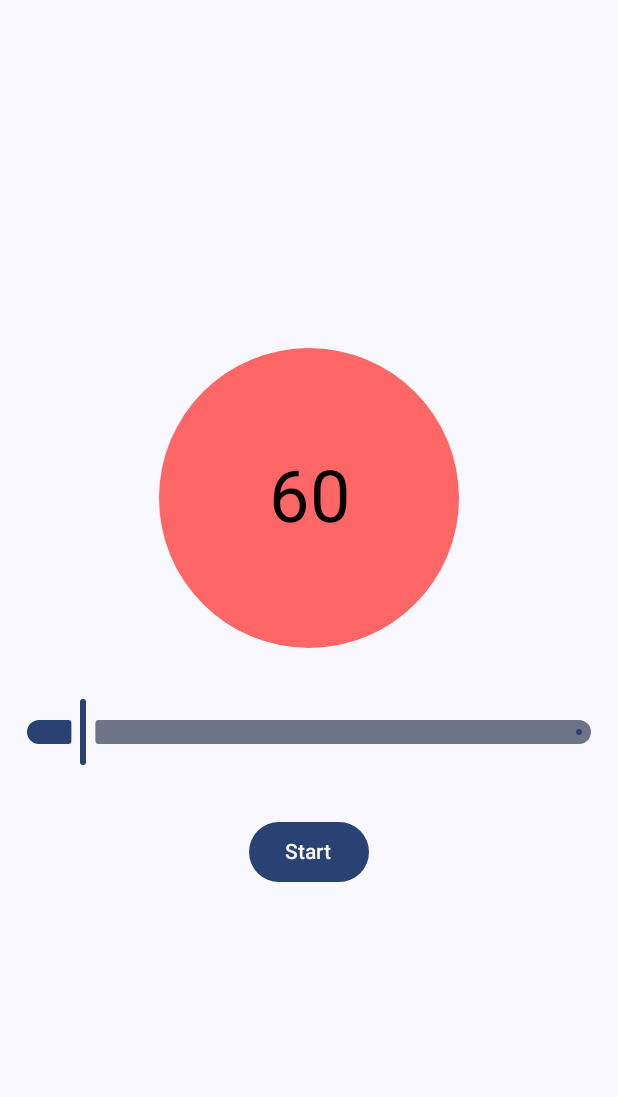
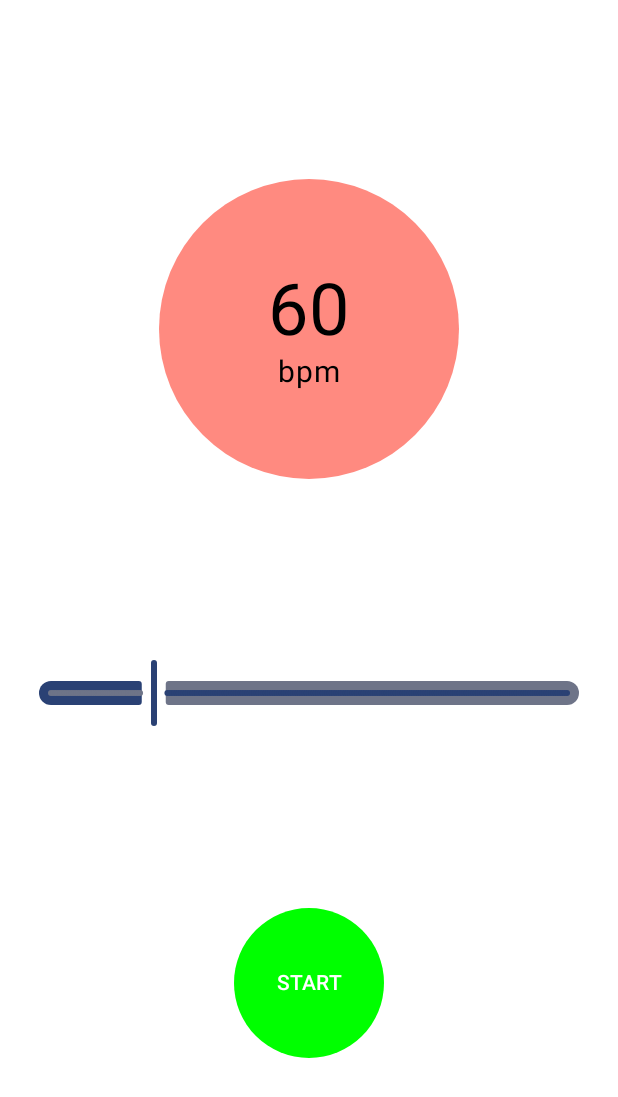
Before and after one commit to domza47/Struna, an Android app built with Jetpack Compose: the composable MetronomScreen shown on its own in the app's theme, on a phone screen of 412 x 824 dp. Shown: the top 1097 px of the screen. Run offline under Robolectric (Android 15) with nearby library versions, the phone set to English and light mode, and no system bars.

Commit message:
Slike akorda, popravljen metronom

```diff
--- a/app/src/main/java/com/example/struna/MetronomScreen.kt
+++ b/app/src/main/java/com/example/struna/MetronomScreen.kt
@@ -1,9 +1,7 @@
 package com.example.struna
 
-import android.content.Context
-import android.media.MediaPlayer
-import android.os.Handler
-import android.os.Looper
+import android.media.AudioAttributes
+import android.media.SoundPool
 import androidx.compose.foundation.background
 import androidx.compose.foundation.layout.*
 import androidx.compose.foundation.shape.CircleShape
@@ -17,60 +15,101 @@ import androidx.compose.ui.text.style.TextAlign
 import androidx.compose.ui.unit.dp
 import androidx.compose.ui.unit.sp
 import kotlinx.coroutines.delay
+import kotlinx.coroutines.isActive
 
 @Composable
 fun MetronomScreen() {
     val context = LocalContext.current
     var bpm by remember { mutableStateOf(60f) }
-    var isPlaying by remember { mutableStateOf(false) } // kontrola pokretanja
+    var isPlaying by remember { mutableStateOf(false) }
 
+    // SoundPool za bolju preciznost zvuka
+    val soundPool = remember {
+        val attrs = AudioAttributes.Builder()
+            .setUsage(AudioAttributes.USAGE_MEDIA)
+            .setContentType(AudioAttributes.CONTENT_TYPE_SONIFICATION)
+            .build()
+
+        SoundPool.Builder()
+            .setMaxStreams(1)
+            .setAudioAttributes(attrs)
+            .build()
+    }
+
+    var soundId by remember { mutableStateOf(0) }
+
+    DisposableEffect(Unit) {
+        soundId = soundPool.load(context, R.raw.click, 1)
+        onDispose {
+            soundPool.release()
+        }
+    }
+
+    // Metronom petlja
     LaunchedEffect(bpm, isPlaying) {
-        while (isPlaying) {
-            val player = MediaPlayer.create(context, R.raw.click)
-            player.setOnCompletionListener {
-                it.release()
-            }
-            player.start()
-
+        while (isPlaying && soundId != 0 && isActive) {
+            soundPool.play(soundId, 1f, 1f, 1, 0, 1f)
             val delayMillis = (60000 / bpm).toLong()
             delay(delayMillis)
         }
     }
 
+    // UI
     Column(
         modifier = Modifier
             .fillMaxSize()
-            .padding(16.dp),
-        verticalArrangement = Arrangement.Center,
-        horizontalAlignment = Alignment.CenterHorizontally
+            .background(Color.White),
+        horizontalAlignment = Alignment.CenterHorizontally,
+        verticalArrangement = Arrangement.SpaceEvenly
     ) {
+
+
+        // Krug s BPM brojem
         Box(
             modifier = Modifier
                 .size(200.dp)
-                .background(if (isPlaying) Color(0xFF66FF66) else Color(0xFFFF6666), CircleShape),
+                .background(Color(0xFFFF8A80), shape = CircleShape),
             contentAlignment = Alignment.Center
         ) {
+            Column(horizontalAlignment = Alignment.CenterHorizontally) {
+                Text(
+                    text = bpm.toInt().toString(),
+                    fontSize = 48.sp,
+                    color = Color.Black
+                )
+                Text(
+                    text = "bpm",
+                    fontSize = 20.sp,
+                    color = Color.Black
+                )
+            }
+        }
+
+        // Slider
+        Slider(
+            value = bpm,
+            onValueChange = { bpm = it },
+            valueRange = 15f..240f,
+            steps = 225,
+            modifier = Modifier
+                .padding(horizontal = 24.dp)
+        )
+
+        // Gumb Start/Stop
+        Button(
+            onClick = { isPlaying = !isPlaying },
+            shape = CircleShape,
+            colors = ButtonDefaults.buttonColors(
+                containerColor = if (isPlaying) Color.Red else Color.Green
+            ),
+            modifier = Modifier
+                .size(100.dp)
+        ) {
             Text(
-                text = bpm.toInt().toString(),
-                fontSize = 48.sp,
-                color = Color.Black,
+                text = if (isPlaying) "STOP" else "START",
+                color = Color.White,
                 textAlign = TextAlign.Center
             )
         }
-
-        Spacer(modifier = Modifier.height(32.dp))
-
-        Slider(
-            value = bpm,
-            onValueChange = { bpm = it },
-            valueRange = 40f..240f,
-            modifier = Modifier.fillMaxWidth()
-        )
-
-        Spacer(modifier = Modifier.height(32.dp))
-
-        Button(onClick = { isPlaying = !isPlaying }) {
-            Text(if (isPlaying) "Stop" else "Start")
-        }
     }
 }
--- a/settings.gradle.kts
+++ b/settings.gradle.kts
@@ -10,7 +10,9 @@ pluginManagement {
         mavenCentral()
         gradlePluginPortal()
     }
+    includeBuild("gradle") // ✅ Obavezno za libs.versions.toml u 'gradle/' folderu
 }
+
 dependencyResolutionManagement {
     repositoriesMode.set(RepositoriesMode.PREFER_PROJECT)
     repositories {
```
Also changed, not shown: app/src/main/java/com/example/struna/AkordiScreen.kt (+78 -7 lines).
